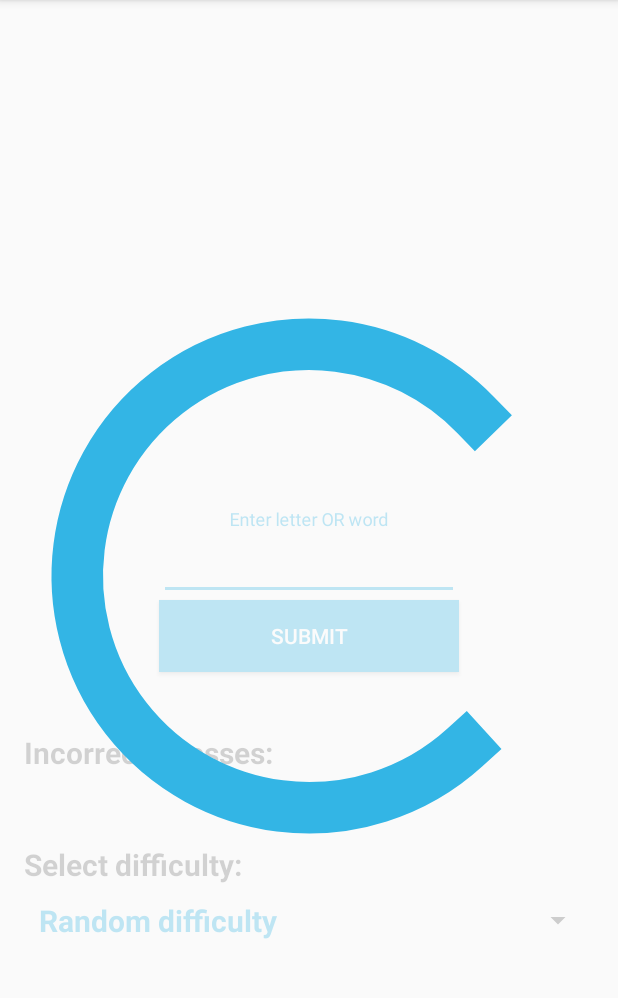
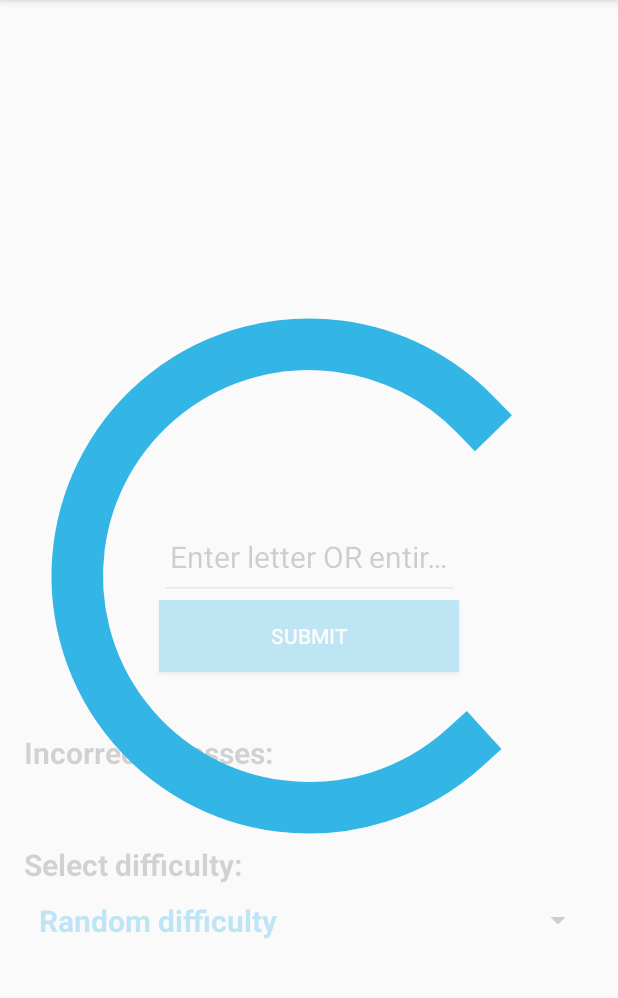
Before and after one commit to ahhhlvin/HangmanGame, an Android app: the screen it shows after launch (HangmanActivity), on a phone screen of 412 x 824 dp, the part 84-1082 px from its top. Run offline under Robolectric (Android 15) with nearby library versions, the phone set to English and light mode, and no system bars.

Commit message:
catches edge case and specifies only single letter and entire word submissions, disables edittext on loading

```diff
--- a/app/src/main/java/linkedin/app/hangmangame/HangmanActivity.java
+++ b/app/src/main/java/linkedin/app/hangmangame/HangmanActivity.java
@@ -90,7 +90,7 @@ public class HangmanActivity extends AppCompatActivity implements HangmanInterfa
             @Override
             public void onClick(View view) {
                 String guessSubmission = guessEditText.getText().toString();
-                if (!guessSubmission.isEmpty() && guessSubmission.matches("[a-z]+")) {
+                if (!guessSubmission.isEmpty() && guessSubmission.matches("[a-z]+") && (guessSubmission.length() == 1 || guessSubmission.length() == presenter.currWord.length())) {
                     presenter.checkSubmission(guessSubmission.toLowerCase());
                     guessEditText.setText("");
                 } else {
@@ -295,6 +295,7 @@ public class HangmanActivity extends AppCompatActivity implements HangmanInterfa
         progressBar.setVisibility(View.VISIBLE);
         linearLayout.setAlpha(0.3f);
         newWordButton.setAlpha(0.3f);
+        guessEditText.setEnabled(false);
     }
 
     /**
--- a/app/src/main/java/linkedin/app/hangmangame/HangmanPresenter.java
+++ b/app/src/main/java/linkedin/app/hangmangame/HangmanPresenter.java
@@ -20,7 +20,7 @@ class HangmanPresenter implements WordsAsyncTask.WordsAsyncTaskListener, Hangman
 
     private Random randomGenerator;
     private int remainingGuesses = 6;
-    private String currWord;
+    String currWord;
     private char[] guessWordArr;
     private Set<String> wordSet;
     private Set<String> correctGuessSet;
--- a/app/src/main/res/values/strings.xml
+++ b/app/src/main/res/values/strings.xml
@@ -4,10 +4,10 @@
     <string name="music_taste">%1$s @string/guess_remaining_text</string>
     <string name="incorrect_guess_text">Incorrect guesses:</string>
     <string name="submit_button_text">SUBMIT</string>
-    <string name="edittext_example">Enter letter OR word</string>
+    <string name="edittext_example">Enter letter OR entire word</string>
     <string name="select_difficulty_text">Select difficulty:</string>
     <string name="new_word_snackmsg">"New guess word has been generated!"</string>
-    <string name="bad_submission_snackmsg">"Please enter a valid guess"</string>
+    <string name="bad_submission_snackmsg">"Please enter a valid guess format"</string>
     <string name="head">head</string>
     <string name="left_arm">left arm</string>
     <string name="body">body</string>
```
